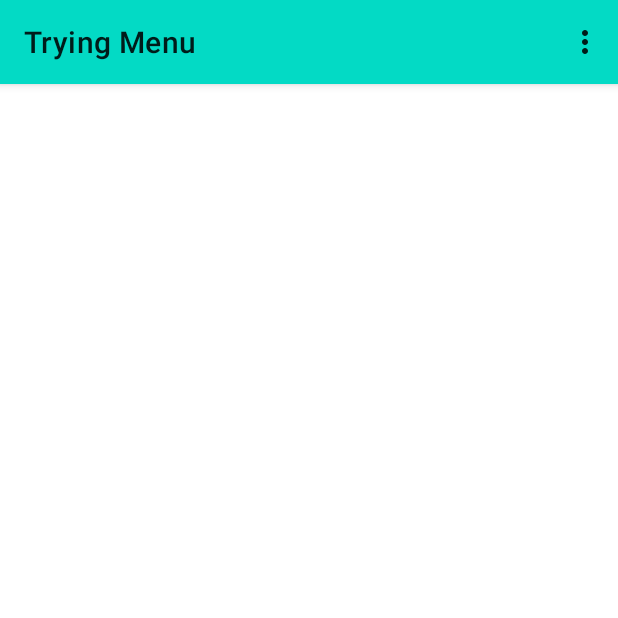
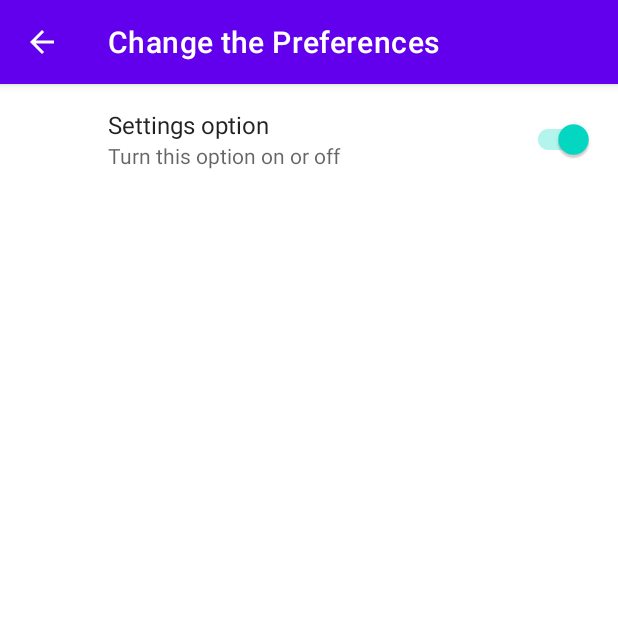
Before and after one commit to Kanharajput/SettingsPreference, an Android app: the screen it shows after launch (MainActivity before the commit, SettingsActivity after it), in the options menu, after a tap on "Settings", on a phone screen of 412 x 824 dp, the top half of it. Run offline under Robolectric (Android 15) with nearby library versions, the phone set to English and light mode, and no system bars; our stand-ins replace androidx.preference.

Commit message:
Settings Preference added in option menu

```diff
--- a/app/src/main/AndroidManifest.xml
+++ b/app/src/main/AndroidManifest.xml
@@ -20,6 +20,15 @@
                 <category android:name="android.intent.category.LAUNCHER" />
             </intent-filter>
         </activity>
+        <activity
+            android:name=".SettingsActivity"
+            android:parentActivityName=".MainActivity"
+            android:exported="true"
+            android:label="Change the Preferences">
+            <meta-data
+                android:name="android.support.PARENT_ACTIVITY"
+                android:value="com.example.applicationwithsettings.MainActivity"/>
+        </activity>
     </application>
 
 </manifest>
--- a/app/src/main/java/com/example/applicationwithsettings/MainActivity.java
+++ b/app/src/main/java/com/example/applicationwithsettings/MainActivity.java
@@ -1,5 +1,6 @@
 package com.example.applicationwithsettings;
 
+import android.content.Intent;
 import android.os.Bundle;
 import androidx.appcompat.app.AppCompatActivity;
 import androidx.appcompat.widget.Toolbar;
@@ -24,7 +25,8 @@ public class MainActivity extends AppCompatActivity {
             @Override
             public boolean onMenuItemClick(MenuItem item) {
                 if (item.getItemId() == R.id.action_settings) {
-                    Toast.makeText(getApplicationContext(), "settings clicked", Toast.LENGTH_SHORT).show();
+                    Intent intent = new Intent(getApplicationContext(),SettingsActivity.class);
+                    startActivity(intent);
                     return true;
                 }
                 return false;
--- /dev/null
+++ b/app/src/main/java/com/example/applicationwithsettings/SettingsActivity.java
@@ -0,0 +1,18 @@
+package com.example.applicationwithsettings;
+
+import androidx.appcompat.app.AppCompatActivity;
+
+import android.os.Bundle;
+
+public class SettingsActivity extends AppCompatActivity {
+
+    @Override
+    protected void onCreate(Bundle savedInstanceState) {
+        super.onCreate(savedInstanceState);
+        // add the setting fragment to the activity
+        getSupportFragmentManager()
+                .beginTransaction()
+                .replace(android.R.id.content,new SettingsFragment())    //android have a pre-defined layout and content is the container there on which are replacing our fragment
+                .commit();
+    }
+}
--- /dev/null
+++ b/app/src/main/java/com/example/applicationwithsettings/SettingsFragment.java
@@ -0,0 +1,12 @@
+package com.example.applicationwithsettings;
+
+import android.os.Bundle;
+import androidx.preference.PreferenceFragmentCompat;
+
+
+public class SettingsFragment extends PreferenceFragmentCompat {
+    @Override
+    public void onCreatePreferences(Bundle savedInstanceState, String rootKey) {
+        setPreferencesFromResource(R.xml.preferences,rootKey);   // here root key is the PreferenceScreen
+    }
+}
--- a/app/src/main/res/values/themes.xml
+++ b/app/src/main/res/values/themes.xml
@@ -13,7 +13,7 @@
         <item name="android:statusBarColor" tools:targetApi="l">?attr/colorPrimaryVariant</item>
         <!-- Customize your theme here. -->
         <!-- override the preference theme -->
-        <item name="preferenceTheme">@style/PreferenceThemeOverlay</item>
+        <!--<item name="preferenceTheme">@style/PreferenceThemeOverlay</item>-->
     </style>
 
     <style name="Theme.ApplicationWithSettings.NoActionBar">
--- /dev/null
+++ b/app/src/main/res/xml/preferences.xml
@@ -0,0 +1,13 @@
+<?xml version="1.0" encoding="utf-8"?>
+<PreferenceScreen xmlns:android="http://schemas.android.com/apk/res/android">
+    <!--
+    here key is used to store the setting value . Each setting  have a key-value pair
+    that is stored in Shared Preference file
+    -->
+    <SwitchPreferenceCompat
+        android:defaultValue="true"
+        android:key="example_switch"
+        android:summary="@string/switch_summary"
+        android:title="@string/switch_title" />
+
+</PreferenceScreen>
```
